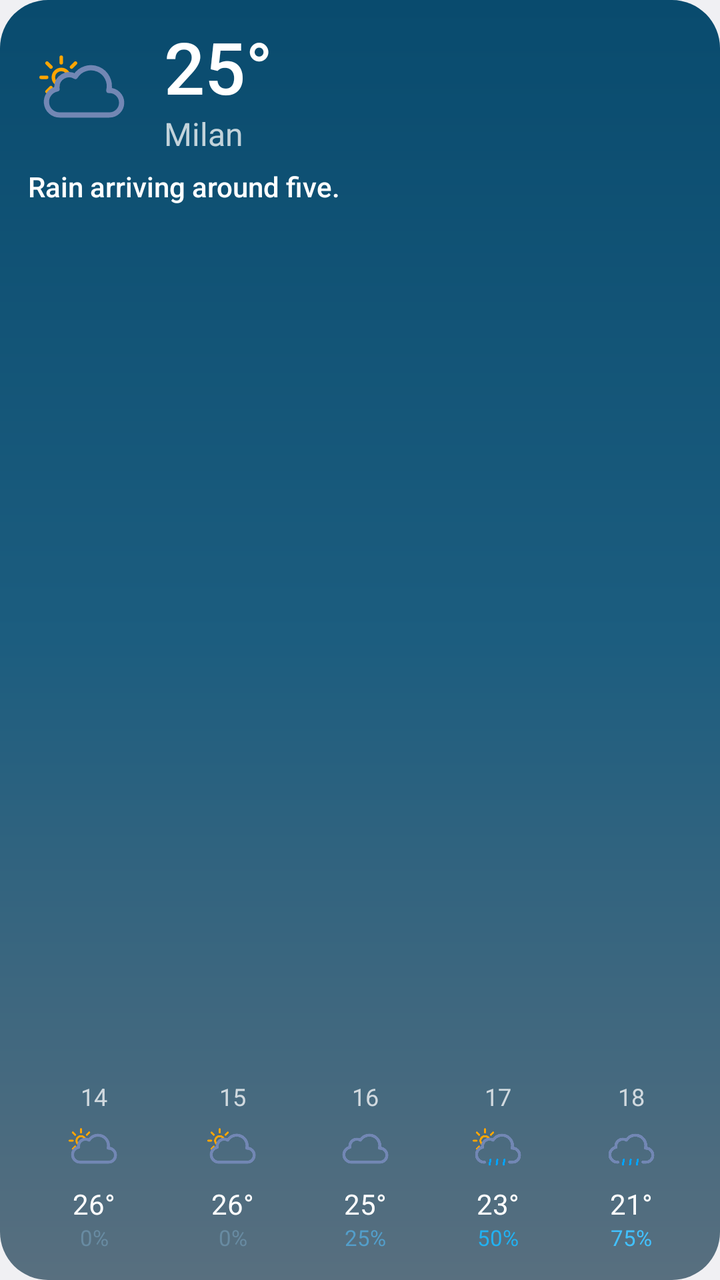
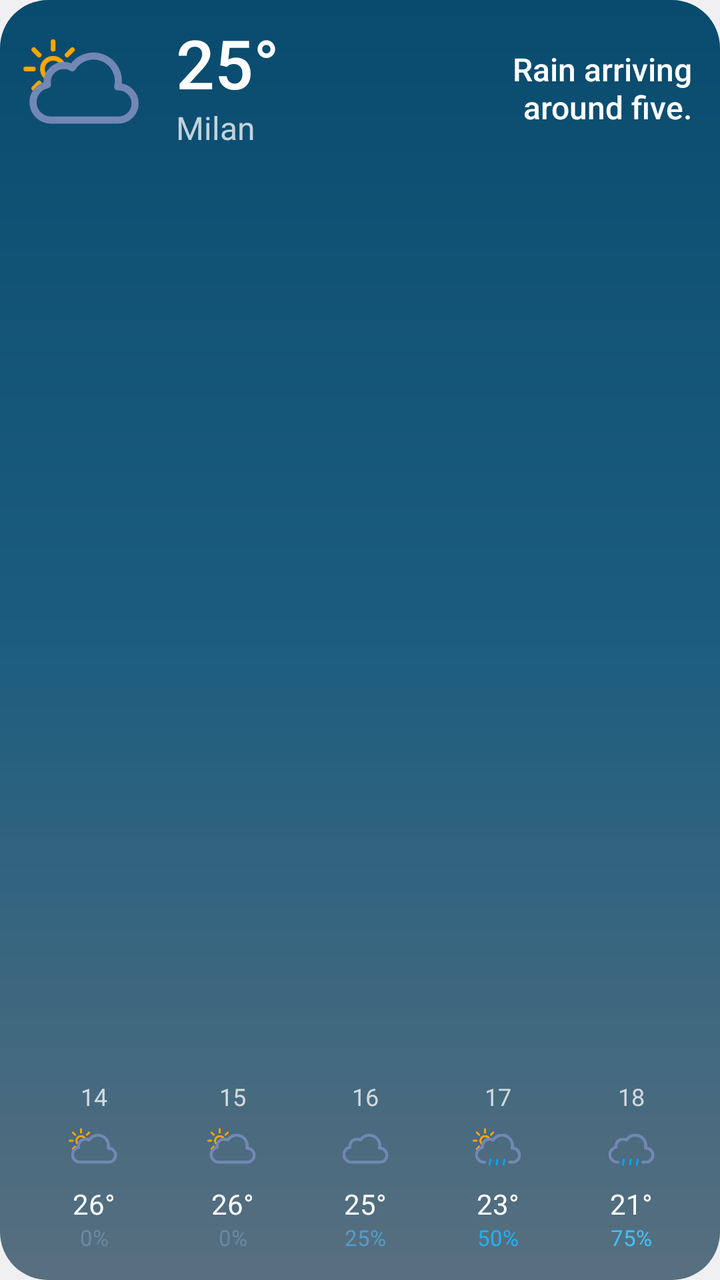

An Android layout rendered at two revisions. The XML below is the earlier revision; the diff shows what the commit changed to produce the second picture.
<!-- AndroidManifest.xml: application theme Theme.Chiaro -->
<!-- res/layout/widget_today_preview.xml -->
<?xml version="1.0" encoding="utf-8"?>
<LinearLayout xmlns:android="http://schemas.android.com/apk/res/android"
    xmlns:tools="http://schemas.android.com/tools"
    android:layout_width="match_parent"
    android:layout_height="match_parent"
    android:background="@drawable/widget_preview_sky"
    android:orientation="vertical"
    android:padding="14dp"
    tools:ignore="HardcodedText">

    <LinearLayout
        android:layout_width="match_parent"
        android:layout_height="wrap_content"
        android:gravity="center_vertical"
        android:orientation="horizontal">

        <ImageView
            android:layout_width="56dp"
            android:layout_height="56dp"
            android:importantForAccessibility="no"
            android:src="@drawable/mcn_partly_cloudy_day" />

        <LinearLayout
            android:layout_width="wrap_content"
            android:layout_height="wrap_content"
            android:orientation="vertical"
            android:paddingStart="12dp">

            <TextView
                android:layout_width="wrap_content"
                android:layout_height="wrap_content"
                android:fontFamily="sans-serif-medium"
                android:includeFontPadding="false"
                android:text="25°"
                android:textColor="@color/widget_preview_ink"
                android:textSize="36sp" />

            <TextView
                android:layout_width="wrap_content"
                android:layout_height="wrap_content"
                android:singleLine="true"
                android:text="@string/widget_preview_place"
                android:textColor="@color/widget_preview_ink_dim"
                android:textSize="16sp" />
        </LinearLayout>
    </LinearLayout>

    
    <TextView
        android:layout_width="match_parent"
        android:layout_height="0dp"
        android:layout_weight="1"
        android:fontFamily="sans-serif-medium"
        android:gravity="top"
        android:maxLines="2"
        android:paddingTop="6dp"
        android:text="@string/widget_preview_headline"
        android:textColor="@color/widget_preview_ink"
        android:textSize="14sp" />

    
    <LinearLayout
        android:layout_width="match_parent"
        android:layout_height="wrap_content"
        android:baselineAligned="false"
        android:orientation="horizontal">

        <LinearLayout
            android:layout_width="0dp"
            android:layout_height="wrap_content"
            android:layout_weight="1"
            android:gravity="center_horizontal"
            android:orientation="vertical">

            <TextView
                style="@style/WidgetPreviewHour"
                android:text="14" />

            <ImageView
                style="@style/WidgetPreviewHourIcon"
                android:src="@drawable/mcn_partly_cloudy_day" />

            <TextView
                style="@style/WidgetPreviewHourTemp"
                android:text="26°" />

            <TextView
                style="@style/WidgetPreviewHourRain"
                android:text="0%"
                android:textColor="@color/widget_preview_rain_0" />
        </LinearLayout>

        <LinearLayout
            android:layout_width="0dp"
            android:layout_height="wrap_content"
            android:layout_weight="1"
            android:gravity="center_horizontal"
            android:orientation="vertical"
            android:paddingStart="6dp">

            <TextView
                style="@style/WidgetPreviewHour"
                android:text="15" />

            <ImageView
                style="@style/WidgetPreviewHourIcon"
                android:src="@drawable/mcn_partly_cloudy_day" />

            <TextView
                style="@style/WidgetPreviewHourTemp"
                android:text="26°" />

            <TextView
                style="@style/WidgetPreviewHourRain"
                android:text="0%"
                android:textColor="@color/widget_preview_rain_0" />
        </LinearLayout>

        <LinearLayout
            android:layout_width="0dp"
            android:layout_height="wrap_content"
            android:layout_weight="1"
            android:gravity="center_horizontal"
            android:orientation="vertical"
            android:paddingStart="6dp">

            <TextView
                style="@style/WidgetPreviewHour"
                android:text="16" />

            <ImageView
                style="@style/WidgetPreviewHourIcon"
                android:src="@drawable/mcn_cloudy" />

            <TextView
                style="@style/WidgetPreviewHourTemp"
                android:text="25°" />

            <TextView
                style="@style/WidgetPreviewHourRain"
                android:text="25%"
                android:textColor="@color/widget_preview_rain_25" />
        </LinearLayout>

        <LinearLayout
            android:layout_width="0dp"
            android:layout_height="wrap_content"
            android:layout_weight="1"
            android:gravity="center_horizontal"
            android:orientation="vertical"
            android:paddingStart="6dp">

            <TextView
                style="@style/WidgetPreviewHour"
                android:text="17" />

            <ImageView
                style="@style/WidgetPreviewHourIcon"
                android:src="@drawable/mcn_partly_cloudy_day_rain" />

            <TextView
                style="@style/WidgetPreviewHourTemp"
                android:text="23°" />

            <TextView
                style="@style/WidgetPreviewHourRain"
                android:text="50%"
                android:textColor="@color/widget_preview_rain_50" />
        </LinearLayout>

        <LinearLayout
            android:layout_width="0dp"
            android:layout_height="wrap_content"
            android:layout_weight="1"
            android:gravity="center_horizontal"
            android:orientation="vertical"
            android:paddingStart="6dp">

            <TextView
                style="@style/WidgetPreviewHour"
                android:text="18" />

            <ImageView
                style="@style/WidgetPreviewHourIcon"
                android:src="@drawable/mcn_rain" />

            <TextView
                style="@style/WidgetPreviewHourTemp"
                android:text="21°" />

            <TextView
                style="@style/WidgetPreviewHourRain"
                android:text="75%"
                android:textColor="@color/widget_preview_rain_75" />
        </LinearLayout>
    </LinearLayout>
</LinearLayout>
<!-- resources referenced by this layout -->
<resources>
  <color name="widget_preview_ink">#FFFFFFFF</color>
  <color name="widget_preview_ink_dim">#BFFFFFFF</color>
  <color name="widget_preview_rain_0">#688BA2</color>
  <color name="widget_preview_rain_25">#539ECA</color>
  <color name="widget_preview_rain_50">#22B1F1</color>
  <color name="widget_preview_rain_75">#42C1FF</color>
  <!-- drawable mcn_cloudy (drawable) -->
  <vector xmlns:android="http://schemas.android.com/apk/res/android"
      android:width="24dp"
      android:height="24dp"
      android:viewportWidth="64"
      android:viewportHeight="64">
      <path
          android:pathData="M 46.5 31.5 h -.32 a 10.49 10.49 0 0 0 -19.11 -8 7 7 0 0 0 -10.57 6 7.21 7.21 0 0 0 .1 1.14 A 7.5 7.5 0 0 0 18 45.5 a 4.19 4.19 0 0 0 .5 0 v 0 h 28 a 7 7 0 0 0 0 -14 z"
          android:strokeColor="#7287B4"
          android:strokeWidth="3"
          android:strokeLineJoin="round"/>
  </vector>
  <!-- drawable widget_preview_sky (drawable) -->
  <?xml version="1.0" encoding="utf-8"?>
  <shape xmlns:android="http://schemas.android.com/apk/res/android"
      android:shape="rectangle">
      <gradient
          android:angle="270"
          android:startColor="@color/widget_preview_sky_top"
          android:centerColor="@color/widget_preview_sky_mid"
          android:endColor="@color/widget_preview_sky_bottom"
          android:type="linear" />
      <corners android:radius="24dp" />
  </shape>
  <string name="widget_preview_headline">Rain arriving around five.</string>
  <string name="widget_preview_place">Milan</string>
  <style name="WidgetPreviewHour">
          <item name="android:layout_width">wrap_content</item>
          <item name="android:layout_height">wrap_content</item>
          <item name="android:textSize">12sp</item>
          <item name="android:textColor">@color/widget_preview_ink_dim</item>
      </style>
  <style name="WidgetPreviewHourIcon">
          <item name="android:layout_width">32dp</item>
          <item name="android:layout_height">32dp</item>
          <item name="android:layout_marginTop">2dp</item>
          <item name="android:layout_marginBottom">2dp</item>
          <item name="android:importantForAccessibility">no</item>
      </style>
  <style name="WidgetPreviewHourRain">
          <item name="android:layout_width">wrap_content</item>
          <item name="android:layout_height">wrap_content</item>
          <item name="android:textSize">11sp</item>
      </style>
  <style name="WidgetPreviewHourTemp">
          <item name="android:layout_width">wrap_content</item>
          <item name="android:layout_height">wrap_content</item>
          <item name="android:textSize">14sp</item>
          <item name="android:textColor">@color/widget_preview_ink</item>
      </style>
  <style name="Theme.Chiaro" parent="android:Theme.DeviceDefault.DayNight">
          <item name="android:windowActionBar">false</item>
          <item name="android:windowNoTitle">true</item>
      </style>
  <color name="widget_preview_sky_top">#094B6E</color>
  <color name="widget_preview_sky_mid">#1C5D7F</color>
  <color name="widget_preview_sky_bottom">#586F7F</color>
  <!-- unchanged entries left out for length: 3 -->
</resources>

<!-- the commit's change to res/layout/widget_today_preview.xml (unified diff, before → after) -->
@@ -5,7 +5,10 @@
     android:layout_height="match_parent"
     android:background="@drawable/widget_preview_sky"
     android:orientation="vertical"
-    android:padding="14dp"
+    android:paddingStart="4dp"
+    android:paddingTop="6dp"
+    android:paddingEnd="14dp"
+    android:paddingBottom="14dp"
     tools:ignore="HardcodedText">
 
     <LinearLayout
@@ -15,16 +18,18 @@
         android:orientation="horizontal">
 
         <ImageView
-            android:layout_width="56dp"
-            android:layout_height="56dp"
+            android:layout_width="76dp"
+            android:layout_height="76dp"
             android:importantForAccessibility="no"
             android:src="@drawable/mcn_partly_cloudy_day" />
 
         <LinearLayout
-            android:layout_width="wrap_content"
-            android:layout_height="wrap_content"
-            android:orientation="vertical"
-            android:paddingStart="12dp">
+            android:layout_width="0dp"
+            android:layout_height="wrap_content"
+            android:layout_weight="1"
+            android:orientation="vertical"
+            android:paddingStart="8dp"
+            android:paddingEnd="0dp">
 
             <TextView
                 android:layout_width="wrap_content"
@@ -33,7 +38,7 @@
                 android:includeFontPadding="false"
                 android:text="25°"
                 android:textColor="@color/widget_preview_ink"
-                android:textSize="36sp" />
+                android:textSize="34sp" />
 
             <TextView
                 android:layout_width="wrap_content"
@@ -43,27 +48,39 @@
                 android:textColor="@color/widget_preview_ink_dim"
                 android:textSize="16sp" />
         </LinearLayout>
+
+        
+        <TextView
+            android:layout_width="0dp"
+            android:layout_height="wrap_content"
+            android:layout_weight="1"
+            android:ellipsize="end"
+            android:fontFamily="sans-serif-medium"
+            android:gravity="end"
+            android:maxLines="2"
+            android:paddingStart="12dp"
+            android:paddingEnd="0dp"
+            android:text="@string/widget_preview_headline"
+            android:textAlignment="viewEnd"
+            android:textColor="@color/widget_preview_ink"
+            android:textSize="16sp" />
     </LinearLayout>
 
     
-    <TextView
+    <FrameLayout
         android:layout_width="match_parent"
         android:layout_height="0dp"
-        android:layout_weight="1"
-        android:fontFamily="sans-serif-medium"
-        android:gravity="top"
-        android:maxLines="2"
-        android:paddingTop="6dp"
-        android:text="@string/widget_preview_headline"
-        android:textColor="@color/widget_preview_ink"
-        android:textSize="14sp" />
+        android:layout_weight="1" />
 
     
     <LinearLayout
         android:layout_width="match_parent"
         android:layout_height="wrap_content"
         android:baselineAligned="false"
-        android:orientation="horizontal">
+        android:orientation="horizontal"
+        android:paddingStart="10dp"
+        android:paddingTop="8dp"
+        android:paddingEnd="0dp">
 
         <LinearLayout
             android:layout_width="0dp"
@@ -96,7 +113,8 @@
             android:layout_weight="1"
             android:gravity="center_horizontal"
             android:orientation="vertical"
-            android:paddingStart="6dp">
+            android:paddingStart="6dp"
+            android:paddingEnd="0dp">
 
             <TextView
                 style="@style/WidgetPreviewHour"
@@ -122,7 +140,8 @@
             android:layout_weight="1"
             android:gravity="center_horizontal"
             android:orientation="vertical"
-            android:paddingStart="6dp">
+            android:paddingStart="6dp"
+            android:paddingEnd="0dp">
 
             <TextView
                 style="@style/WidgetPreviewHour"
@@ -148,7 +167,8 @@
             android:layout_weight="1"
             android:gravity="center_horizontal"
             android:orientation="vertical"
-            android:paddingStart="6dp">
+            android:paddingStart="6dp"
+            android:paddingEnd="0dp">
 
             <TextView
                 style="@style/WidgetPreviewHour"
@@ -174,7 +194,8 @@
             android:layout_weight="1"
             android:gravity="center_horizontal"
             android:orientation="vertical"
-            android:paddingStart="6dp">
+            android:paddingStart="6dp"
+            android:paddingEnd="0dp">
 
             <TextView
                 style="@style/WidgetPreviewHour"
